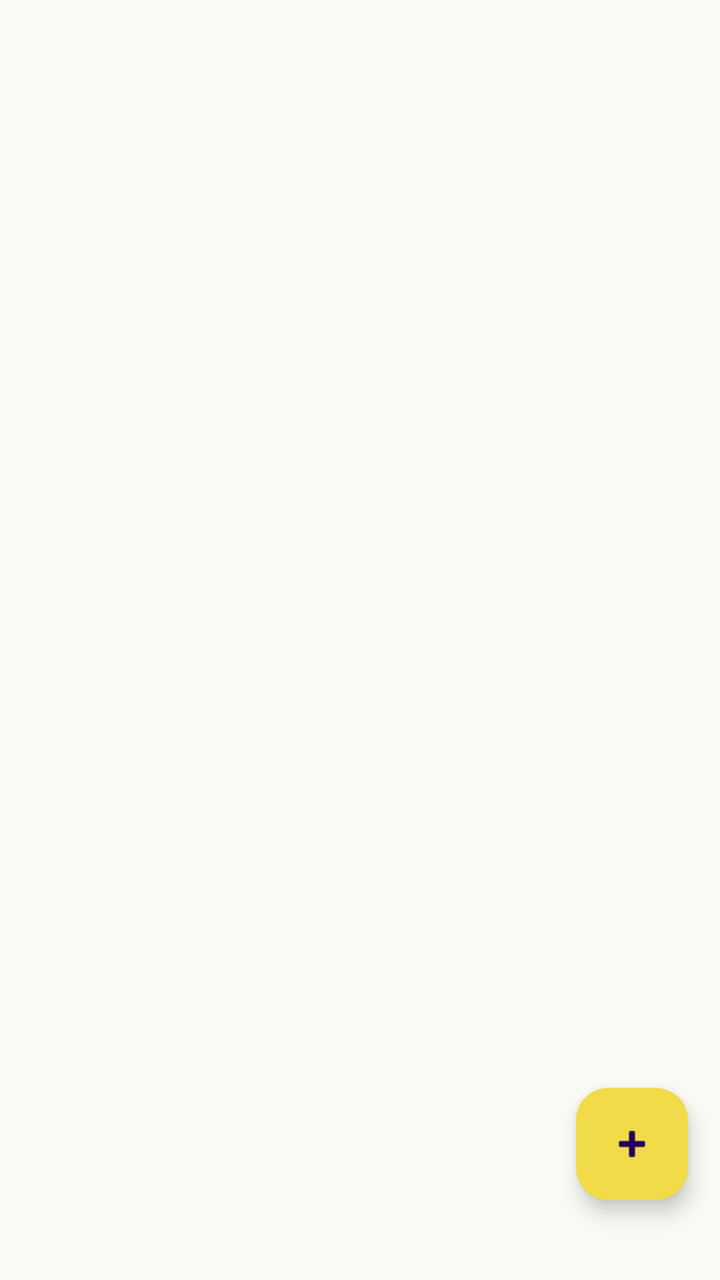
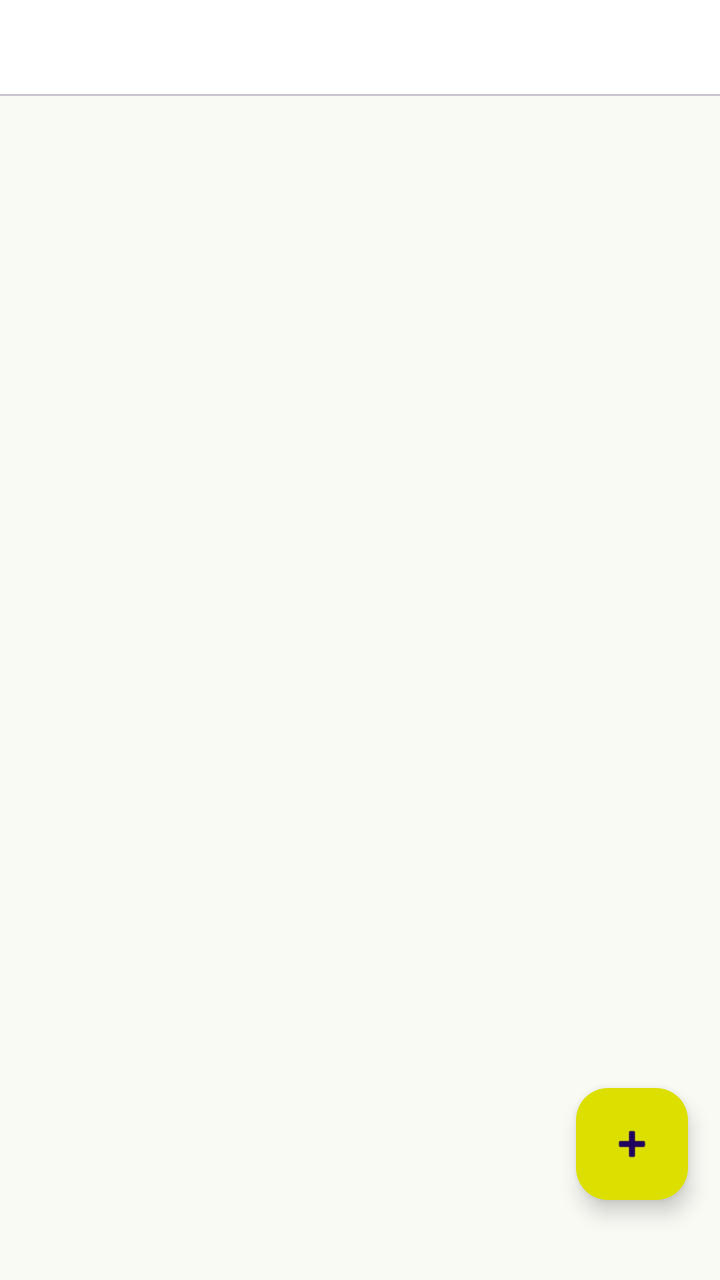

The first picture is an Android layout as it rendered before a commit; the second is the same layout after the commit. The layout source and the unified diff follow.
<!-- AndroidManifest.xml: application theme Theme.MaizeLeaf -->
<!-- res/layout/fragment_posting.xml -->
<?xml version="1.0" encoding="utf-8"?>
<androidx.coordinatorlayout.widget.CoordinatorLayout
    xmlns:android="http://schemas.android.com/apk/res/android"
    xmlns:app="http://schemas.android.com/apk/res-auto"
    xmlns:tools="http://schemas.android.com/tools"
    android:layout_width="match_parent"
    android:layout_height="match_parent"
    tools:context=".ui.listPosting.PostingFragment">

    <androidx.recyclerview.widget.RecyclerView
        android:id="@+id/rvPosting"
        android:layout_width="match_parent"
        android:layout_height="match_parent"
        android:paddingBottom="80dp"
        android:clipToPadding="false" />

    <com.google.android.material.floatingactionbutton.FloatingActionButton
        android:id="@+id/komentar_add"
        android:layout_width="wrap_content"
        android:layout_height="wrap_content"
        android:layout_gravity="bottom|end"
        android:layout_marginEnd="16dp"
        android:layout_marginBottom="40dp"
        android:contentDescription="Add"
        app:backgroundTint="?attr/colorPrimary"
        app:srcCompat="@android:drawable/ic_input_add" />

    <TextView
        android:id="@+id/tvNoPosting"
        android:layout_width="wrap_content"
        android:layout_height="wrap_content"
        android:layout_gravity="center"
        android:text="@string/tidak_ada_postingan"
        android:visibility="gone"
        android:textSize="18sp" />

    <TextView
        android:id="@+id/tvNoLogin"
        android:layout_width="wrap_content"
        android:layout_height="wrap_content"
        android:layout_gravity="center"
        android:text="@string/untuk_melihat_postingan_silahkan_login_terlebih_dahulu"
        android:visibility="gone"
        android:textSize="18sp" />

</androidx.coordinatorlayout.widget.CoordinatorLayout>
<!-- resources referenced by this layout -->
<resources>
  <string name="tidak_ada_postingan">tidak ada Postingan</string>
  <string name="untuk_melihat_postingan_silahkan_login_terlebih_dahulu">Untuk melihat Postingan silahkan login terlebih dahulu</string>
  <style name="Theme.MaizeLeaf" parent="Theme.MaterialComponents.DayNight">
          
          <item name="colorPrimary">@color/yellow</item>
          <item name="colorPrimaryVariant">#D6C761</item>
          <item name="colorOnPrimary">@color/white</item>
          
          <item name="android:statusBarColor">?attr/colorPrimaryVariant</item>
          
          
          <item name="colorSecondary">#4CAF50</item>
          <item name="colorSecondaryVariant">#388E3C</item>
          <item name="colorOnSecondary">@color/white</item>
  
          
          <item name="android:colorBackground">#FAFAF5</item>
          <item name="colorSurface">#FFFFFF</item>
          <item name="colorOnBackground">#1F1F1F</item>
          <item name="colorOnSurface">#1B1B1B</item>
  
          
          <item name="colorError">#B00020</item>
          <item name="colorOnError">@color/white</item>
  
          
          <item name="android:textColorPrimary">#1B1B1B</item>
          <item name="android:textColorSecondary">#5C5C5C</item>
  
      </style>
  <color name="yellow">#F1DB48</color>
  <color name="white">#FFFFFFFF</color>
</resources>

<!-- the commit's change to res/layout/fragment_posting.xml (unified diff, before → after) -->
@@ -7,12 +7,31 @@
     android:layout_height="match_parent"
     tools:context=".ui.listPosting.PostingFragment">
 
+    <com.google.android.material.appbar.AppBarLayout
+        android:layout_width="match_parent"
+        android:layout_height="wrap_content"
+        android:backgroundTint="?attr/colorSurface"
+        app:elevation="0dp">
+
+        <com.google.android.material.tabs.TabLayout
+            android:id="@+id/tabFilter"
+            android:layout_width="match_parent"
+            android:layout_height="wrap_content"
+            app:tabMode="fixed"
+            app:tabGravity="fill"
+            app:tabIndicatorColor="?attr/colorPrimary"
+            app:tabSelectedTextColor="?attr/colorPrimary"
+            app:tabTextColor="?attr/colorOnSurface" />
+
+    </com.google.android.material.appbar.AppBarLayout>
+
     <androidx.recyclerview.widget.RecyclerView
         android:id="@+id/rvPosting"
         android:layout_width="match_parent"
         android:layout_height="match_parent"
         android:paddingBottom="80dp"
-        android:clipToPadding="false" />
+        android:clipToPadding="false"
+        app:layout_behavior="@string/appbar_scrolling_view_behavior"/>
 
     <com.google.android.material.floatingactionbutton.FloatingActionButton
         android:id="@+id/komentar_add"
@@ -42,5 +61,26 @@
         android:text="@string/untuk_melihat_postingan_silahkan_login_terlebih_dahulu"
         android:visibility="gone"
         android:textSize="18sp" />
+    <FrameLayout
+        android:id="@+id/loadingOverlay"
+        android:layout_width="match_parent"
+        android:layout_height="match_parent"
+        android:background="#80000000"
+        android:clickable="true"
+        android:focusable="true"
+        android:visibility="gone"
+        app:layout_constraintBottom_toBottomOf="parent"
+        app:layout_constraintEnd_toEndOf="parent"
+        app:layout_constraintStart_toStartOf="parent"
+        app:layout_constraintTop_toTopOf="parent">
+
+        <ProgressBar
+            android:id="@+id/progressBar"
+            android:layout_width="wrap_content"
+            android:layout_height="wrap_content"
+            android:layout_gravity="center"
+            android:indeterminateTint="@android:color/white" />
+
+    </FrameLayout>
 
 </androidx.coordinatorlayout.widget.CoordinatorLayout>
<!-- resource entries referenced after the edit -->
@@ -2,35 +2,15 @@
 <resources>
   <string name="tidak_ada_postingan">tidak ada Postingan</string>
   <string name="untuk_melihat_postingan_silahkan_login_terlebih_dahulu">Untuk melihat Postingan silahkan login terlebih dahulu</string>
-  <style name="Theme.MaizeLeaf" parent="Theme.MaterialComponents.DayNight">
+  <style name="Theme.MaizeLeaf" parent="Theme.MaterialComponents.DayNight.NoActionBar">
           
-          <item name="colorPrimary">@color/yellow</item>
+          <item name="colorPrimary">#dddf00</item>
           <item name="colorPrimaryVariant">#D6C761</item>
           <item name="colorOnPrimary">@color/white</item>
-          
-          <item name="android:statusBarColor">?attr/colorPrimaryVariant</item>
-          
-          
-          <item name="colorSecondary">#4CAF50</item>
-          <item name="colorSecondaryVariant">#388E3C</item>
-          <item name="colorOnSecondary">@color/white</item>
   
-          
-          <item name="android:colorBackground">#FAFAF5</item>
-          <item name="colorSurface">#FFFFFF</item>
-          <item name="colorOnBackground">#1F1F1F</item>
-          <item name="colorOnSurface">#1B1B1B</item>
   
-          
-          <item name="colorError">#B00020</item>
-          <item name="colorOnError">@color/white</item>
-  
-          
-          <item name="android:textColorPrimary">#1B1B1B</item>
-          <item name="android:textColorSecondary">#5C5C5C</item>
   
       </style>
-  <color name="yellow">#F1DB48</color>
   <color name="white">#FFFFFFFF</color>
 </resources>
 
